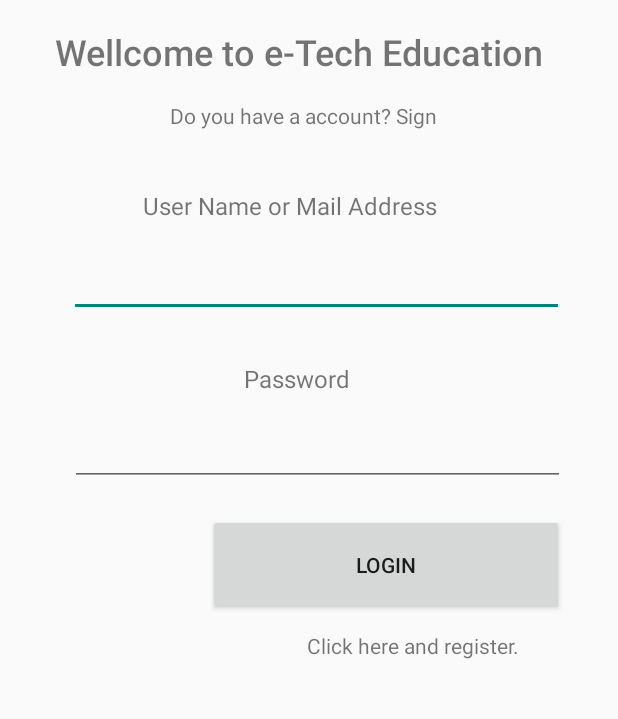
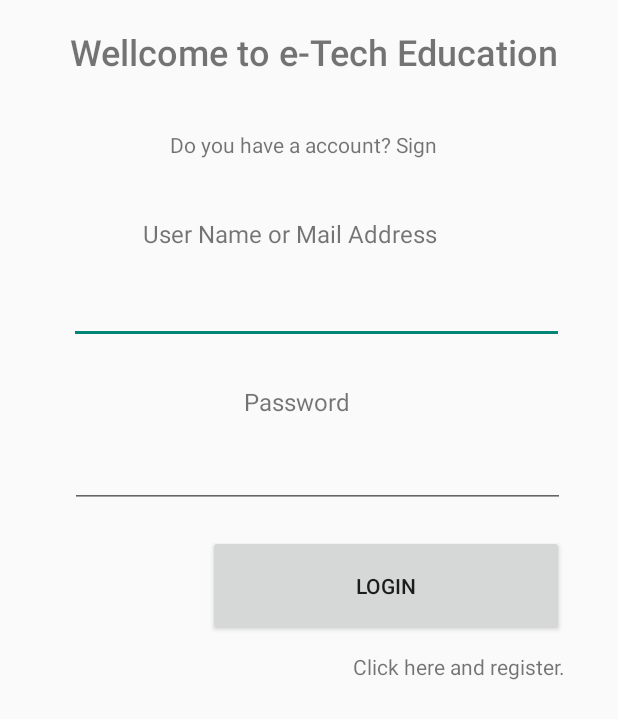
Before and after one commit to eniise/Bitirmeee_2, an Android app: the screen it shows after launch (LoginController), on a phone screen of 412 x 824 dp. Shown: the top 719 px of the screen. Run offline under Robolectric (Android 15) with nearby library versions, the phone set to English and light mode, and no system bars.

```diff
--- a/app/src/main/res/layout/chat_page.xml
+++ b/app/src/main/res/layout/chat_page.xml
@@ -41,7 +41,7 @@
         app:layout_constraintHorizontal_bias="0.884"
         app:layout_constraintStart_toStartOf="parent"
         app:layout_constraintTop_toTopOf="parent"
-        app:layout_constraintVertical_bias="0.363" />
+        app:layout_constraintVertical_bias="0.285" />
 
     <TextView
         android:id="@+id/textView16"
--- a/app/src/main/res/layout/login_page.xml
+++ b/app/src/main/res/layout/login_page.xml
@@ -17,6 +17,7 @@
         android:textSize="24sp"
         app:layout_constraintBottom_toBottomOf="parent"
         app:layout_constraintEnd_toEndOf="parent"
+        app:layout_constraintHorizontal_bias="0.638"
         app:layout_constraintStart_toStartOf="parent"
         app:layout_constraintTop_toTopOf="parent"
         app:layout_constraintVertical_bias="0.023"
@@ -31,12 +32,12 @@
         app:layout_constraintEnd_toEndOf="parent"
         app:layout_constraintStart_toStartOf="parent"
         app:layout_constraintTop_toBottomOf="@+id/txtTitleLogin"
-        app:layout_constraintVertical_bias="0.01" />
+        app:layout_constraintVertical_bias="0.036" />
 
     <TextView
-        android:id="@+id/textView7"
-        android:layout_width="191dp"
-        android:layout_height="24dp"
+        android:id="@+id/registerPage"
+        android:layout_width="158dp"
+        android:layout_height="27dp"
         android:text="@string/click_here_and_register"
         android:textSize="14sp"
         app:layout_constraintBottom_toBottomOf="parent"
```
